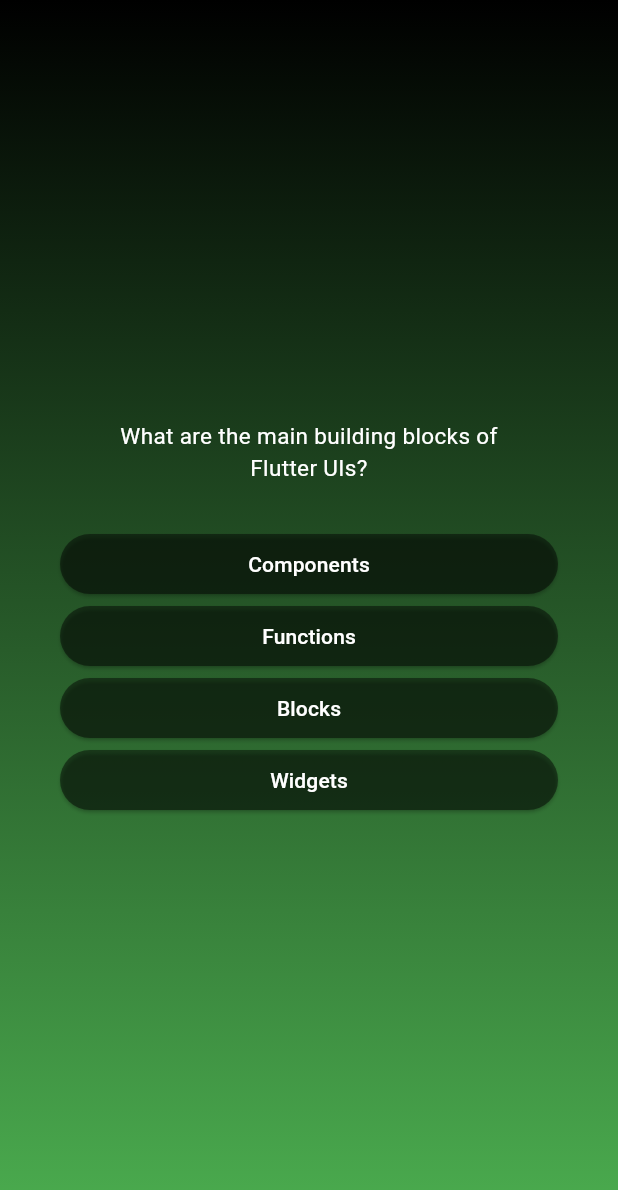
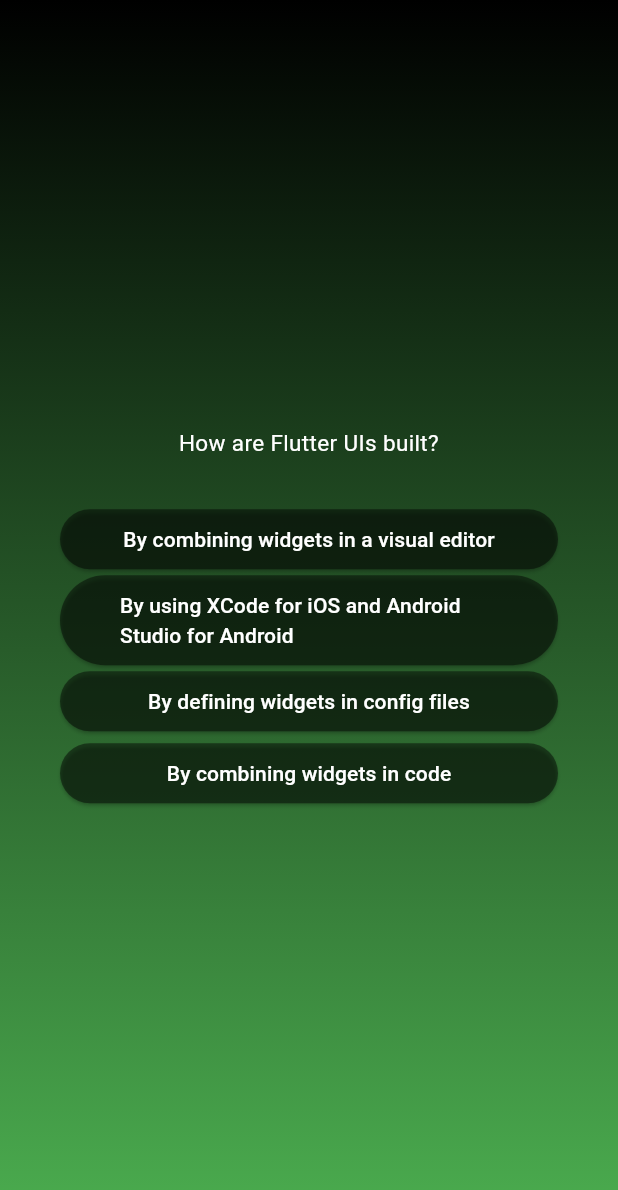
Before and after one commit to cheesyGarlicBread15/adv_basics, a Flutter app: the screen it shows after launch, after a tap on "Start Quiz", after a tap on "Components", on a phone screen of 412 x 824 dp. Shown: the top 1190 px of the screen. Run offline on Flutter 3.47's test engine with Material 3 defaults, Android fonts, the phone set to English and light mode, and no system bars.

Commit message:
(73) next question on tap

```diff
--- a/lib/data/questions.dart
+++ b/lib/data/questions.dart
@@ -20,12 +20,21 @@ const List<QuizQuestion> questions = [
     ],
   ),
   QuizQuestion(
-    question: 'What\'s the purpose of a StatefulWidget?',
+    question: 'What is the purpose of the pubspec.yaml file?',
     answers: [
-      'To build a widget that can rebuild itself when its state changes',
-      'To build a widget that never changes',
-      'To build a widget that can be used only once',
-      'To build a widget that can be used multiple times',
+      'To define the project dependencies',
+      'To configure the project build settings',
+      'To specify the project entry point',
+      'To manage the project version control',
+    ],
+  ),
+  QuizQuestion(
+    question: 'Which widget is used for layout in Flutter?',
+    answers: [
+      'Container',
+      'Column',
+      'Row',
+      'All of the above',
     ],
   ),
 ];
--- a/lib/questions_screen.dart
+++ b/lib/questions_screen.dart
@@ -1,8 +1,6 @@
 import 'package:adv_basics/buttons/answer_button.dart';
 import 'package:adv_basics/models/quiz_question.dart';
 import 'package:flutter/material.dart';
-import 'package:flutter/rendering.dart';
-import 'package:flutter/widgets.dart';
 import 'package:adv_basics/data/questions.dart';
 
 class QuestionsScreen extends StatefulWidget {
@@ -13,12 +11,24 @@ class QuestionsScreen extends StatefulWidget {
 }
 
 class _QuestionsScreenState extends State<QuestionsScreen> {
-  // from another file
-  final QuizQuestion currentQuestion = questions[0];
-  final numbers = [1, 2, 3, 4];
+  var currentQuestionIndex = 0;
+
+  void answerQuestion() {
+    setState(() {
+      currentQuestionIndex += 1;
+    });
+  }
 
   @override
   Widget build(BuildContext context) {
+    // from another file
+    QuizQuestion currentQuestion = questions[currentQuestionIndex];
+
+    /**
+     * currentQuestionIndex shuold not be inside build method since every time build method is called (i.e. setstate)
+     * currentQuestionIndex will always be re initialized to 0
+     */
+
     return SizedBox(
       width: double.infinity,
       child: Container(
@@ -47,7 +57,7 @@ class _QuestionsScreenState extends State<QuestionsScreen> {
             ...currentQuestion.getShuffledAnswers().map((answer) {
               return AnswerButton(
                 answer: answer,
-                onTap: () {},
+                onTap: answerQuestion,
               );
             }),
           ],
```
